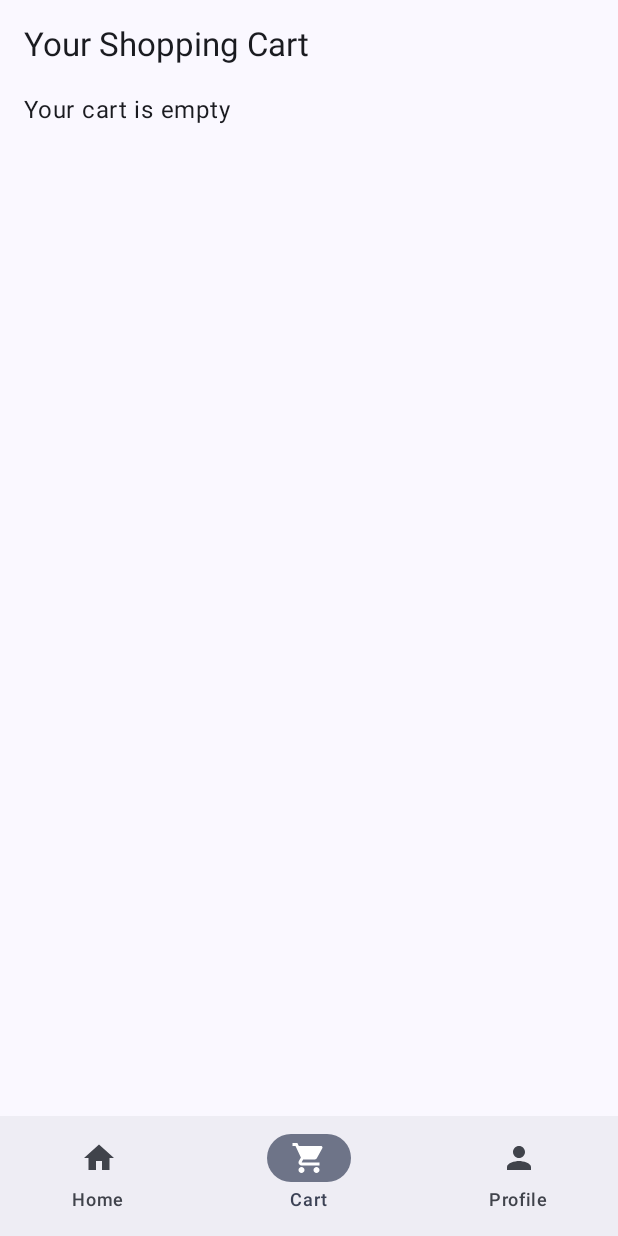
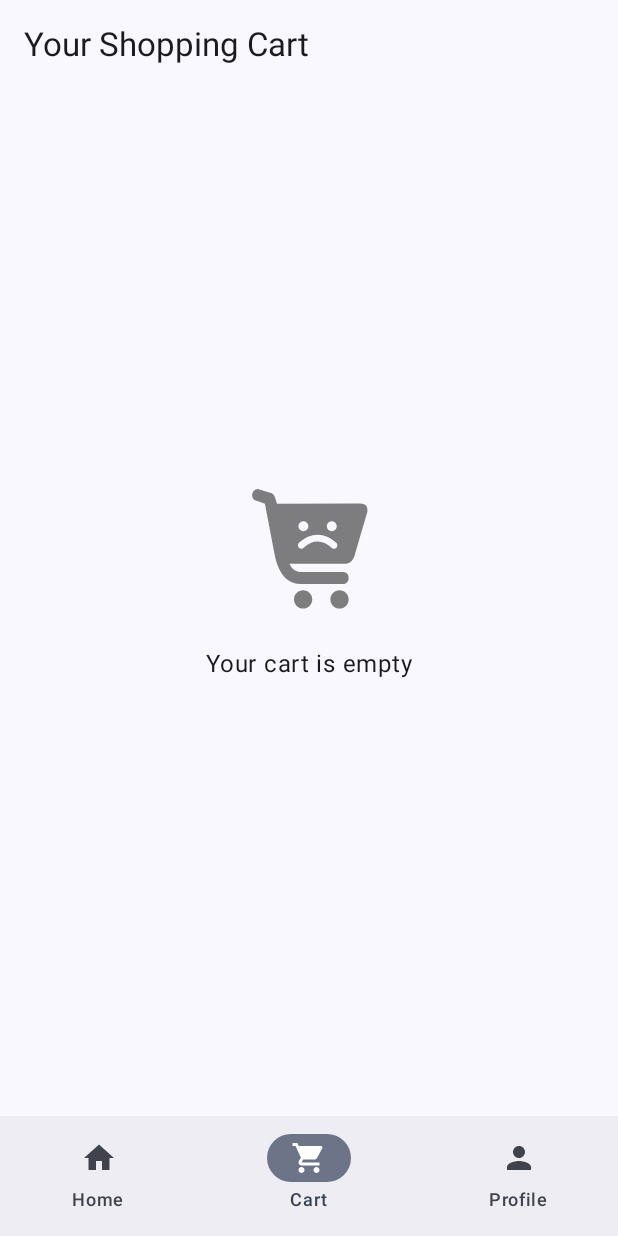
Before and after one commit to OmeshSachethana/EAD-Mobile, an Android app built with Jetpack Compose: the MainActivity screen opened directly, with no data from a screen before it, item 2 of the bottom bar chosen, on a phone screen of 412 x 824 dp. Run offline under Robolectric (Android 15) with nearby library versions, the phone set to English and light mode, and no system bars; pictures from the network do not load.

Commit message:
Fixed cart bugs and added an image to show no items in cart

```diff
--- a/app/src/main/java/com/example/ecommerce/MainActivity.kt
+++ b/app/src/main/java/com/example/ecommerce/MainActivity.kt
@@ -88,6 +88,8 @@ class MainActivity : ComponentActivity() {
                         "Cart" -> CartScreen(
                             email = email,
                             context = this, // Pass the context to CartScreen
+                            cartItems = cartItems, // Pass cartItems state
+                            onCartItemsChanged = { updatedCartItems -> cartItems = updatedCartItems }, // Allow CartScreen to update cartItems
                             modifier = Modifier.padding(innerPadding)
                         )
                         "Profile" -> {
--- a/app/src/main/java/com/example/ecommerce/ui/products/CartScreen.kt
+++ b/app/src/main/java/com/example/ecommerce/ui/products/CartScreen.kt
@@ -21,6 +21,10 @@ import androidx.compose.ui.unit.sp
 import com.example.ecommerce.data.model.Product
 
 import android.widget.ImageView
+import android.widget.Toast
+import androidx.compose.foundation.Image
+import androidx.compose.ui.draw.alpha
+import androidx.compose.ui.res.painterResource
 import androidx.compose.ui.viewinterop.AndroidView
 import com.bumptech.glide.Glide
 import com.bumptech.glide.request.RequestOptions
@@ -30,42 +34,60 @@ import com.example.ecommerce.R
 fun CartScreen(
     email: String,
     context: Context,
+    cartItems: List<Product>,
+    onCartItemsChanged: (List<Product>) -> Unit,
     modifier: Modifier = Modifier
 ) {
-    // Load cart items using the email
-    var cartItems by remember { mutableStateOf(loadCartItems(context, email)) }
-
-    // Save cart items whenever they change
-    LaunchedEffect(cartItems) {
-        saveCartItems(context, email, cartItems)  // Use email for saving
-    }
-
-    Column(modifier = modifier.padding(16.dp)) {
+    Column(
+        modifier = modifier
+            .padding(16.dp)
+            .fillMaxSize() // Ensure Column takes up all available space
+    ) {
         Text("Your Shopping Cart", style = MaterialTheme.typography.titleLarge)
 
         if (cartItems.isEmpty()) {
-            Text(
-                text = "Your cart is empty",
-                style = MaterialTheme.typography.bodyLarge,
-                modifier = Modifier.padding(vertical = 20.dp)
-            )
+            Column(
+                modifier = Modifier
+                    .fillMaxSize()
+                    .padding(24.dp),
+                horizontalAlignment = Alignment.CenterHorizontally,
+                verticalArrangement = Arrangement.Center
+            ) {
+                Image(
+                    painter = painterResource(id = R.drawable.noun_empty_cart_3592882),
+                    contentDescription = "Empty Cart",
+                    modifier = Modifier
+                        .fillMaxWidth()
+                        .alpha(0.5f)
+                )
+                Text(
+                    text = "Your cart is empty",
+                    style = MaterialTheme.typography.bodyLarge,
+                    modifier = Modifier.fillMaxWidth()
+                        .wrapContentSize(Alignment.Center)
+                )
+            }
         } else {
-            LazyColumn(modifier = Modifier.fillMaxHeight()) {
+            LazyColumn(
+                modifier = Modifier
+                    .weight(1f) // LazyColumn takes up the available space but not more
+                    .fillMaxWidth()
+            ) {
                 items(cartItems) { product ->
                     CartItem(
                         product = product,
                         onRemoveFromCart = {
-                            cartItems = cartItems.filter { it.id != product.id }
+                            onCartItemsChanged(cartItems.filter { it.id != product.id })
                         },
                         onIncreaseQuantity = {
-                            cartItems = cartItems.map {
+                            onCartItemsChanged(cartItems.map {
                                 if (it.id == product.id) it.copy(quantity = it.quantity + 1) else it
-                            }
+                            })
                         },
                         onDecreaseQuantity = {
-                            cartItems = cartItems.map {
+                            onCartItemsChanged(cartItems.map {
                                 if (it.id == product.id && it.quantity > 1) it.copy(quantity = it.quantity - 1) else it
-                            }.filter { it.quantity > 0 }
+                            }.filter { it.quantity > 0 })
                         }
                     )
                     HorizontalDivider(
@@ -75,8 +97,23 @@ fun CartScreen(
                     )
                 }
             }
+
             Spacer(modifier = Modifier.height(16.dp))
-            Button(onClick = { /* Proceed to checkout */ }, modifier = Modifier.align(Alignment.End)) {
+
+            // Align the button at the bottom, outside the scrollable area
+            Button(
+                onClick = {
+                    // Checkout process
+                    performCheckout(context) {
+                        // Clear cart items after checkout
+                        onCartItemsChanged(emptyList())
+                    }
+                },
+                enabled = cartItems.isNotEmpty(), // Disable button if cart is empty
+                modifier = Modifier
+                    .align(Alignment.End)
+                    .padding(bottom = 16.dp) // Optional: Padding at the bottom for better spacing
+            ) {
                 Text("Proceed to Checkout")
             }
         }
@@ -148,3 +185,11 @@ fun CartItem(
         }
     }
 }
+
+private fun performCheckout(context: Context, onSuccess: () -> Unit) {
+    // Simulate a purchase operation (you can replace this with actual purchase logic)
+    Toast.makeText(context, "Purchase successful!", Toast.LENGTH_SHORT).show()
+
+    // Call onSuccess to clear the cart
+    onSuccess()
+}
--- /dev/null
+++ b/app/src/main/res/drawable/noun_empty_cart_3592882.xml
@@ -0,0 +1,7 @@
+<vector xmlns:android="http://schemas.android.com/apk/res/android" android:alpha="0.5" android:height="112.5dp" android:viewportHeight="112.5" android:viewportWidth="90" android:width="90dp">
+
+    <path android:fillColor="#FF000000" android:pathData="M50.33,35.74c4.39,0 8.7,1.91 12.39,5.44c0.98,0.85 1.04,2.35 0.15,3.28c-0.89,0.94 -2.39,0.94 -3.28,0c-3.01,-2.88 -6.17,-4.19 -9.26,-4.19c-3.08,0 -6.24,1.3 -9.25,4.19c-0.43,0.43 -1.02,0.66 -1.63,0.65c-2.03,-0.05 -2.98,-2.55 -1.49,-3.93C41.63,37.66 45.94,35.74 50.33,35.74zM59.77,26.79c1.81,0 3.29,1.48 3.29,3.29c0,1.82 -1.48,3.29 -3.29,3.29s-3.28,-1.47 -3.28,-3.29C56.49,28.27 57.96,26.79 59.77,26.79zM40.89,26.79c1.81,0 3.28,1.48 3.28,3.29c0,1.82 -1.47,3.29 -3.28,3.29c-1.82,0 -3.29,-1.47 -3.29,-3.29C37.6,28.27 39.07,26.79 40.89,26.79zM10.5,5.27c-4.42,0.13 -5.13,6.8 -0.84,7.96l5.58,1.97l6.57,34.26c0.79,4.1 2.09,7.81 3.9,11c2.67,4.7 7.31,8.17 13.04,8.17h28.43c5.13,0.09 5.13,-8.12 0,-8.02H38.75c-4.05,-0.52 -5.72,-2.56 -7.21,-5.55H69.06c3.44,0 5.36,-3.06 6.21,-6.59l8.21,-27.93c0.44,-4.59 -1.99,-5.5 -6.25,-5.5l-53.91,0.04l-1.45,-4.43c-0.39,-1.32 -1.39,-2.34 -2.65,-2.69L10.5,5.27z"/>
+
+    <path android:fillColor="#FF000000" android:pathData="M64.93,72.72c-3.36,0 -6.08,2.73 -6.08,6.09c0,3.36 2.72,6.09 6.08,6.09c3.36,0 6.08,-2.73 6.08,-6.09C71.01,75.45 68.28,72.72 64.93,72.72zM40.69,72.72c-3.36,0 -6.08,2.73 -6.08,6.09c0,3.36 2.72,6.09 6.08,6.09s6.08,-2.73 6.08,-6.09C46.76,75.45 44.04,72.72 40.69,72.72z"/>
+
+</vector>
```
